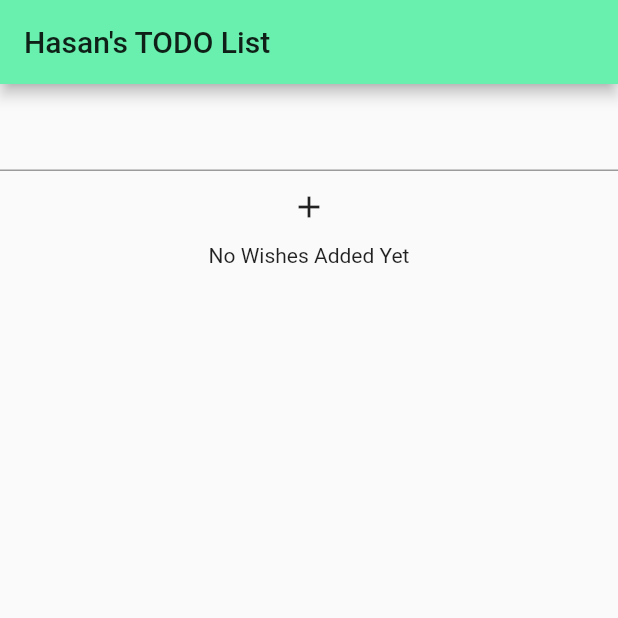
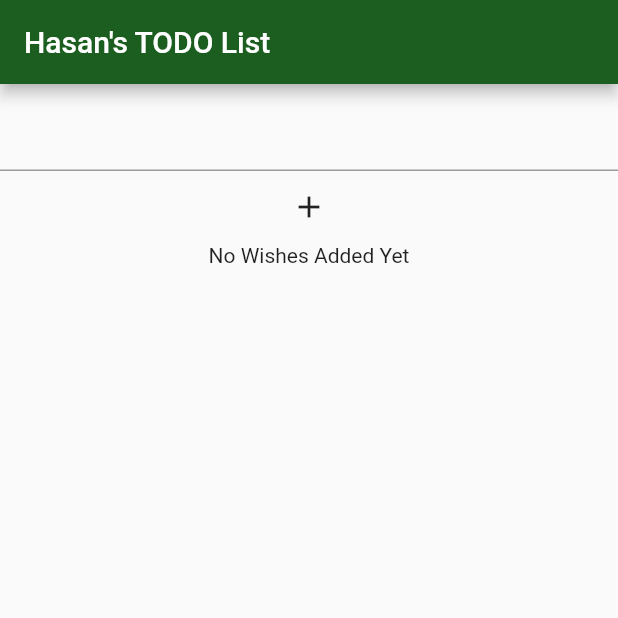
Before and after one commit to hasan661/Todo-List, a Flutter app: the screen it shows after launch, after a tap on the "add" icon, after a tap on the "delete" icon, on a phone screen of 412 x 824 dp, the top half of it. Run offline on Flutter 3.47's test engine with Material 2 defaults, Android fonts, the phone set to English and light mode, and no system bars.

Commit message:
Dev#todopart2

```diff
--- a/todoapp/lib/main.dart
+++ b/todoapp/lib/main.dart
@@ -1,100 +1,25 @@
 import 'package:flutter/cupertino.dart';
-
 import 'package:flutter/material.dart';
-
-
+import 'package:todoapp/wishlist.dart';
 
 void main() {
   runApp(MyApp());
 }
 
-class MyApp extends StatefulWidget {
-
-  @override
-  _MyAppState createState() => _MyAppState();
-}
-
-class _MyAppState extends State<MyApp> {
-  final Todo=TextEditingController();
-   List todo=[
-  ];
-
-  void addtodo() {
-    // todo.add(Todo.text);
-    // print(todo);
-    setState(() {
-      todo.add(Todo.text);
-
-    });
-
-  }
-  void clearlist(num index){
-    setState(() {
-      todo.remove(todo.elementAt(int.parse('$index')));
-    });
-  }
-
-
-
+class MyApp extends StatelessWidget {
   @override
   Widget build(BuildContext context) {
     return MaterialApp(
-      theme: ThemeData(primaryColor: Colors.greenAccent),
-      home: Scaffold(
-        appBar: AppBar(
-          title: Text("Hasan's TODO List",),
-
+        theme: ThemeData(
+          primaryColor: Colors.green.shade900,
+          accentColor: Colors.greenAccent.shade100
         ),
-
-        body:
-        SingleChildScrollView(
-          child: Column(children: [
-            SizedBox(height: 10,),
-            TextField(
-              controller: Todo,
-
-
-
+        home: Scaffold(
+            appBar: AppBar(
+              title: Text(
+                "Hasan's TODO List",
+              ),
             ),
-            IconButton(onPressed: addtodo, icon: Icon(Icons.add),)
-           ,
-
-       (todo.isEmpty)?
-      Text("No Wishes Added Yet")
-
-
-      :
-      Container(
-        height: 450,
-        child: ListView.builder(itemBuilder: (ctx,index){
-          return Container(
-            decoration: BoxDecoration(
-            border: Border.all(
-            color: Colors.black,
-            )),
-            padding: EdgeInsets.all(10),
-
-            child: todo.isEmpty?
-
-              Text(todo[index])
-              :Row(children: [
-
-              Text(todo[index]),
-              IconButton(onPressed: ()=>{clearlist(index)}, icon: Icon(Icons.delete))
-
-
-
-            ]
-          ));
-
-        },itemCount: todo.length,),
-      ),
-
-          ],),
-        )
-
-
-      ),
-    );
+            body: Wishlist()));
   }
 }
--- /dev/null
+++ b/todoapp/lib/wishlist.dart
@@ -0,0 +1,100 @@
+import 'package:flutter/material.dart';
+import 'package:intl/intl.dart';
+
+class Wishlist extends StatefulWidget {
+  @override
+  _WishlistState createState() => _WishlistState();
+}
+
+class _WishlistState extends State<Wishlist> {
+  final Todo = TextEditingController();
+
+  final List todo = [];
+
+  void addtodo() {
+    setState(() {
+      todo.add(Todo.text);
+    });
+  }
+
+  void clearlist(num index) {
+    setState(() {
+      todo.remove(todo.elementAt(int.parse('$index')));
+    });
+  }
+
+  @override
+  Widget build(BuildContext context) {
+    return SingleChildScrollView(
+      child: Column(
+        children: [
+          SizedBox(
+            height: 10,
+          ),
+          TextField(
+            controller: Todo,
+          ),
+          IconButton(
+            onPressed: addtodo,
+            icon: Icon(Icons.add),
+          ),
+          (todo.isEmpty)
+              ? Text("No Wishes Added Yet")
+              : Container(
+                  height: 450,
+                  child: ListView.builder(
+
+                    itemBuilder: (ctx, index) {
+                      return Container(
+                          decoration: BoxDecoration(
+                              border: Border.all(
+                            color: Theme.of(context).accentColor,
+                          )),
+                          // padding: EdgeInsets.all(10),
+
+                          child: Container(
+                            width: double.infinity,
+                            child: todo.isEmpty
+                                ? Text(todo[index])
+                                : Container(
+
+
+                                  color: Theme.of(context).accentColor,
+                                  child: Column(
+
+                                      children: [
+                                        Row(
+
+
+                                          children: [
+
+                                            Text(
+                                              todo[index],
+                                            ),
+                                            IconButton(
+                                              onPressed: () => {clearlist(index)},
+                                              icon: Icon(Icons.delete)),
+
+                                            IconButton(onPressed: (){
+
+                                                }, icon: Icon(Icons.check_box)),
+
+
+
+                                          ],
+                                        ),
+                                        Text(
+                                            DateFormat.yMd().format(DateTime.now()))
+                                      ],
+                                    ),
+                                ),
+                          ));
+                    },
+                    itemCount: todo.length,
+                  ),
+                ),
+        ],
+      ),
+    );
+  }
+}
--- a/todoapp/pubspec.yaml
+++ b/todoapp/pubspec.yaml
@@ -23,6 +23,8 @@ environment:
 dependencies:
   flutter:
     sdk: flutter
+
+  intl: ^0.17.0
 
 
   # The following adds the Cupertino Icons font to your application.
```
Also changed, not shown: todoapp/pubspec.lock.
